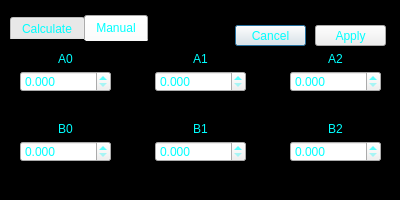
First picture: the form in ui/settings/biquadfx.ui, repository TheDaemoness/Soundbench, before the edit.
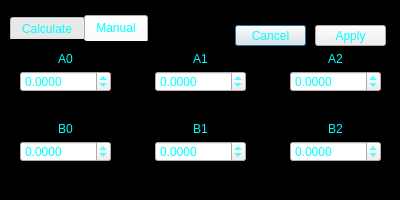
Second picture: the form after the edit. The open tabs and pages were chosen to show the change. Icons and pictures are not drawn.

Commit message: Added the settings UI for the Biquad Effect. Noted a bug in which changing the feedback for an effect silences the program.

```diff
--- a/ui/settings/biquadfx.ui
+++ b/ui/settings/biquadfx.ui
@@ -461,36 +461,16 @@
       </rect>
      </property>
      <property name="decimals">
-      <number>3</number>
+      <number>4</number>
      </property>
-    </widget>
-    <widget class="QDoubleSpinBox" name="doubleSpinBox_7">
-     <property name="geometry">
-      <rect>
-       <x>145</x>
-       <y>30</y>
-       <width>91</width>
-       <height>21</height>
-      </rect>
+     <property name="minimum">
+      <double>-99.999899999999997</double>
      </property>
-     <property name="decimals">
-      <number>3</number>
+     <property name="maximum">
+      <double>99.999899999999997</double>
      </property>
     </widget>
-    <widget class="QDoubleSpinBox" name="doubleSpinBox_8">
-     <property name="geometry">
-      <rect>
-       <x>280</x>
-       <y>30</y>
-       <width>91</width>
-       <height>21</height>
-      </rect>
-     </property>
-     <property name="decimals">
-      <number>3</number>
-     </property>
-    </widget>
-    <widget class="QLabel" name="label_7">
+    <widget class="QLabel" name="a0Label">
      <property name="geometry">
       <rect>
        <x>10</x>
@@ -538,20 +518,7 @@
       <set>Qt::AlignCenter</set>
      </property>
     </widget>
-    <widget class="QDoubleSpinBox" name="doubleSpinBox_9">
-     <property name="geometry">
-      <rect>
-       <x>10</x>
-       <y>100</y>
-       <width>91</width>
-       <height>21</height>
-      </rect>
-     </property>
-     <property name="decimals">
-      <number>3</number>
-     </property>
-    </widget>
-    <widget class="QLabel" name="label_10">
+    <widget class="QLabel" name="b0Label">
      <property name="geometry">
       <rect>
        <x>10</x>
@@ -567,20 +534,7 @@
       <set>Qt::AlignCenter</set>
      </property>
     </widget>
-    <widget class="QDoubleSpinBox" name="doubleSpinBox_10">
-     <property name="geometry">
-      <rect>
-       <x>145</x>
-       <y>100</y>
-       <width>91</width>
-       <height>21</height>
-      </rect>
-     </property>
-     <property name="decimals">
-      <number>3</number>
-     </property>
-    </widget>
-    <widget class="QLabel" name="label_11">
+    <widget class="QLabel" name="b1Label">
      <property name="geometry">
       <rect>
        <x>145</x>
@@ -596,20 +550,7 @@
       <set>Qt::AlignCenter</set>
      </property>
     </widget>
-    <widget class="QDoubleSpinBox" name="doubleSpinBox_11">
-     <property name="geometry">
-      <rect>
-       <x>280</x>
-       <y>100</y>
-       <width>91</width>
-       <height>21</height>
-      </rect>
-     </property>
-     <property name="decimals">
-      <number>3</number>
-     </property>
-    </widget>
-    <widget class="QLabel" name="label_12">
+    <widget class="QLabel" name="b2Label">
      <property name="geometry">
       <rect>
        <x>280</x>
@@ -625,6 +566,101 @@
       <set>Qt::AlignCenter</set>
      </property>
     </widget>
+    <widget class="QDoubleSpinBox" name="a1SpinBox">
+     <property name="geometry">
+      <rect>
+       <x>145</x>
+       <y>30</y>
+       <width>91</width>
+       <height>21</height>
+      </rect>
+     </property>
+     <property name="decimals">
+      <number>4</number>
+     </property>
+     <property name="minimum">
+      <double>-99.999899999999997</double>
+     </property>
+     <property name="maximum">
+      <double>99.999899999999997</double>
+     </property>
+    </widget>
+    <widget class="QDoubleSpinBox" name="a2SpinBox">
+     <property name="geometry">
+      <rect>
+       <x>280</x>
+       <y>30</y>
+       <width>91</width>
+       <height>21</height>
+      </rect>
+     </property>
+     <property name="decimals">
+      <number>4</number>
+     </property>
+     <property name="minimum">
+      <double>-99.999899999999997</double>
+     </property>
+     <property name="maximum">
+      <double>99.999899999999997</double>
+     </property>
+    </widget>
+    <widget class="QDoubleSpinBox" name="b0SpinBox">
+     <property name="geometry">
+      <rect>
+       <x>10</x>
+       <y>100</y>
+       <width>91</width>
+       <height>21</height>
+      </rect>
+     </property>
+     <property name="decimals">
+      <number>4</number>
+     </property>
+     <property name="minimum">
+      <double>-99.999899999999997</double>
+     </property>
+     <property name="maximum">
+      <double>99.999899999999997</double>
+     </property>
+    </widget>
+    <widget class="QDoubleSpinBox" name="b1SpinBox">
+     <property name="geometry">
+      <rect>
+       <x>145</x>
+       <y>100</y>
+       <width>91</width>
+       <height>21</height>
+      </rect>
+     </property>
+     <property name="decimals">
+      <number>4</number>
+     </property>
+     <property name="minimum">
+      <double>-99.999899999999997</double>
+     </property>
+     <property name="maximum">
+      <double>99.999899999999997</double>
+     </property>
+    </widget>
+    <widget class="QDoubleSpinBox" name="b2SpinBox">
+     <property name="geometry">
+      <rect>
+       <x>280</x>
+       <y>100</y>
+       <width>91</width>
+       <height>21</height>
+      </rect>
+     </property>
+     <property name="decimals">
+      <number>4</number>
+     </property>
+     <property name="minimum">
+      <double>-99.999899999999997</double>
+     </property>
+     <property name="maximum">
+      <double>99.999899999999997</double>
+     </property>
+    </widget>
    </widget>
   </widget>
   <widget class="QPushButton" name="cancelButton">
```
Left out of the diff: 57 changed lines with no effect on the pictures. The commit also changes 5 other files.
